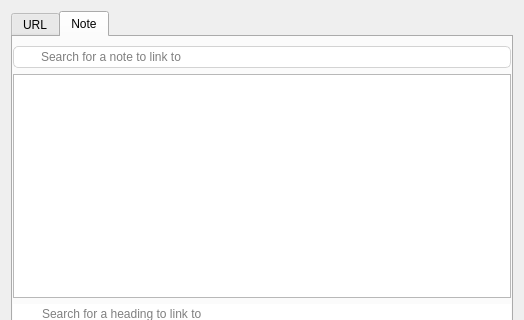
Old version of the form src/dialogs/linkdialog.ui in the repository pbek/QOwnNotes; both pictures show x 0 to 524 and y 0 to 320 of the 524 by 501 pixel window.
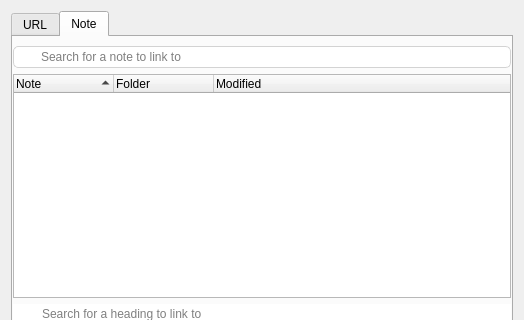
New version of the form. The open tabs and pages were chosen to show the change. Icons and pictures are not drawn.

Commit message: #3482 linkdialog: add sortable note metadata columns for subfolders

The edit to the form file:
```diff
--- a/src/dialogs/linkdialog.ui
+++ b/src/dialogs/linkdialog.ui
@@ -150,13 +150,31 @@
           </widget>
          </item>
          <item>
-          <widget class="QListWidget" name="notesListWidget">
+           <widget class="QTreeWidget" name="notesListWidget">
            <property name="sizePolicy">
             <sizepolicy hsizetype="Expanding" vsizetype="Expanding">
              <horstretch>0</horstretch>
              <verstretch>3</verstretch>
             </sizepolicy>
            </property>
+            <property name="sortingEnabled">
+             <bool>true</bool>
+            </property>
+            <column>
+             <property name="text">
+              <string>Note</string>
+             </property>
+            </column>
+            <column>
+             <property name="text">
+              <string>Folder</string>
+             </property>
+            </column>
+            <column>
+             <property name="text">
+              <string>Modified</string>
+             </property>
+            </column>
           </widget>
          </item>
          <item>
```
Lines whose indentation alone changed are shown as unchanged. The commit also changes 3 other files.
